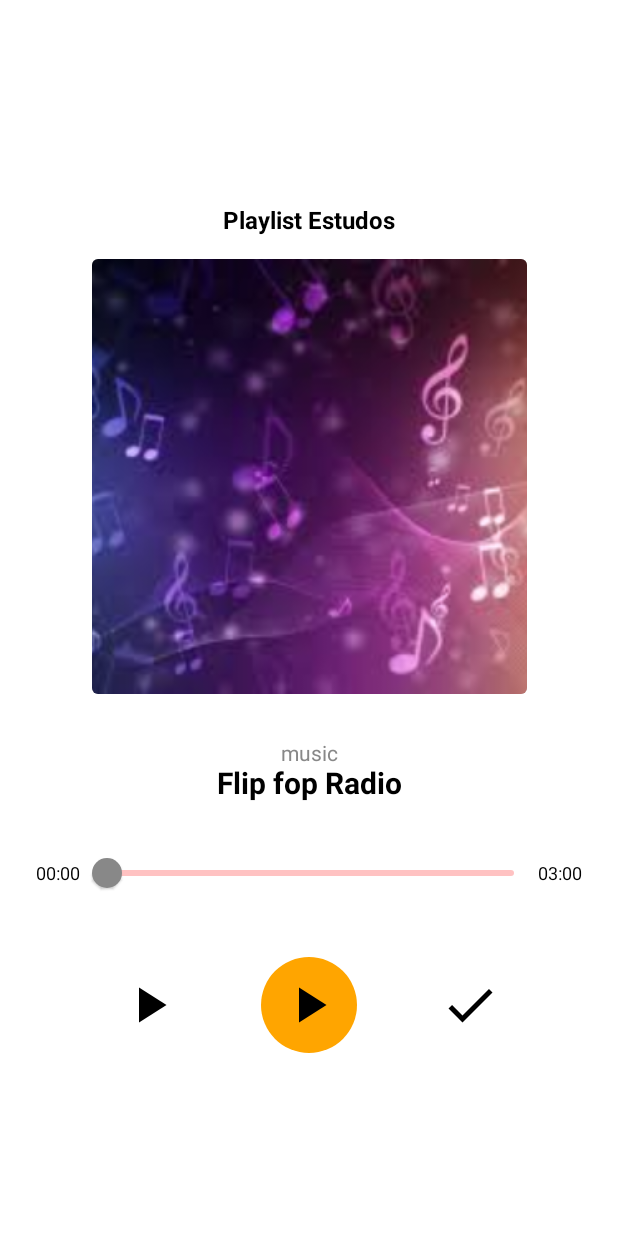
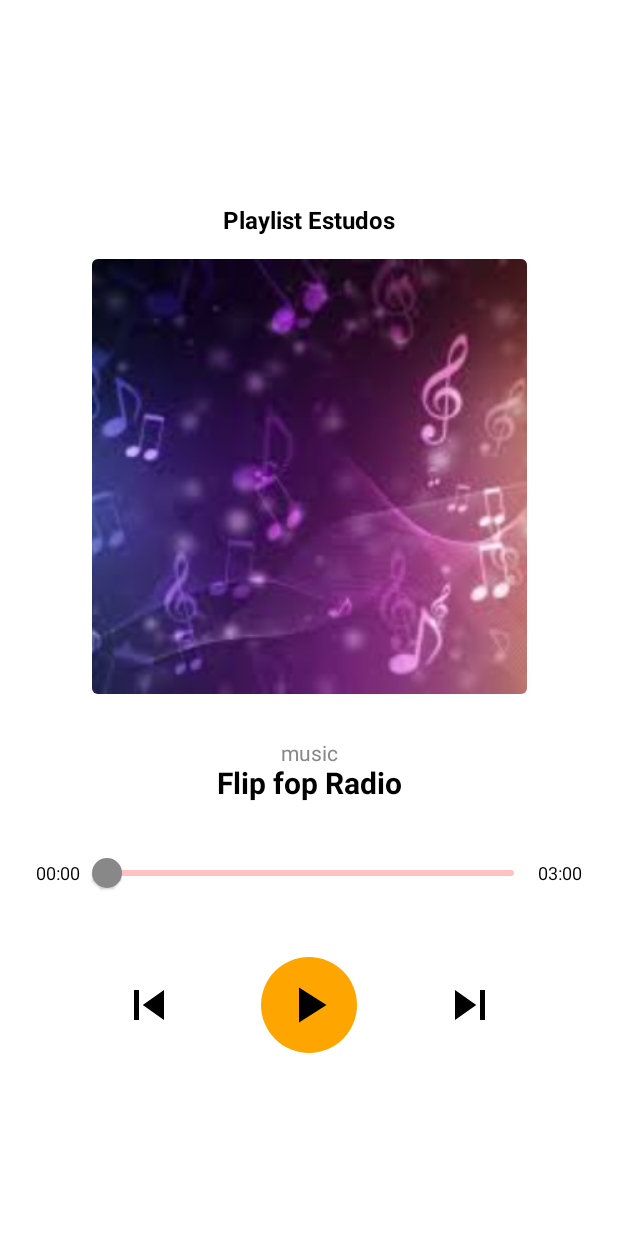
Before and after one commit to ruan-silva1/AppMusic, an Android app built with Jetpack Compose: the screen it shows after launch (MainActivity), on a phone screen of 412 x 824 dp. Run offline under Robolectric (Android 15) with nearby library versions, the phone set to English and light mode, and no system bars.

Commit message:
adicionando icones

```diff
--- a/app/build.gradle.kts
+++ b/app/build.gradle.kts
@@ -44,6 +44,7 @@ dependencies {
     implementation ("androidx.compose.material:material:1.6.0")
     implementation ("androidx.compose.ui:ui-tooling-preview:1.6.0")
     implementation ("androidx.activity:activity-compose:1.7.2")
+    implementation("androidx.compose.material:material-icons-extended:1.6.1")
 
     implementation(libs.androidx.core.ktx)
     implementation(libs.androidx.lifecycle.runtime.ktx)
--- a/app/src/main/java/com/example/flipfopradio/MainActivity.kt
+++ b/app/src/main/java/com/example/flipfopradio/MainActivity.kt
@@ -43,6 +43,8 @@ import androidx.compose.ui.unit.dp
 import androidx.compose.ui.unit.sp
 import com.example.flipfopradio.R
 import com.example.flipfopradio.ui.theme.FlipFopRadioTheme
+import androidx.compose.material.icons.filled.SkipNext
+import androidx.compose.material.icons.filled.SkipPrevious
 
 class MainActivity : ComponentActivity() {
     override fun onCreate(savedInstanceState: Bundle?) {
@@ -130,7 +132,7 @@ fun MusicPlayerUI() {
             modifier = Modifier.fillMaxWidth()
         ) {
             IconButton(onClick = {}) {
-                Icon(Icons.Default.PlayArrow, contentDescription = "Previous", modifier = Modifier.size(40.dp))
+                Icon(Icons.Default.SkipPrevious, contentDescription = "Previous", modifier = Modifier.size(40.dp))
             }
 
             Box(
@@ -146,7 +148,7 @@ fun MusicPlayerUI() {
             }
 
             IconButton(onClick = {}) {
-                Icon(Icons.Default.Check, contentDescription = "Next", modifier = Modifier.size(40.dp))
+                Icon(Icons.Default.SkipNext, contentDescription = "Next", modifier = Modifier.size(40.dp))
             }
         }
     }
```
